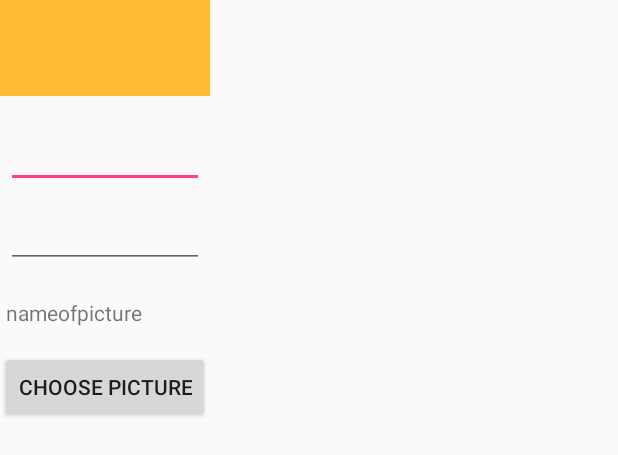
After one commit to LudNaucnik/Quiz, an Android app: the layout add_data_alert.xml on its own in the app's theme, with its tools: preview values and no code run, on a phone screen of 412 x 824 dp. The commit adds this screen. Shown: the top 455 px of the screen. Run offline under Robolectric (Android 15) with nearby library versions, the phone set to English and light mode, and no system bars.

Commit message:
Addede Something

```diff
--- a/app/build.gradle
+++ b/app/build.gradle
@@ -5,7 +5,7 @@ android {
     buildToolsVersion "25.0.2"
     defaultConfig {
         applicationId "com.ljube.bajtaktarov.quiz"
-        minSdkVersion 17
+        minSdkVersion 19
         targetSdkVersion 25
         versionCode 1
         versionName "1.0"
--- /dev/null
+++ b/app/src/main/res/layout/add_data_alert.xml
@@ -0,0 +1,49 @@
+<LinearLayout xmlns:android="http://schemas.android.com/apk/res/android"
+    android:layout_width="wrap_content"
+    android:layout_height="wrap_content"
+    android:orientation="vertical">
+
+    <ImageView
+        android:layout_width="match_parent"
+        android:layout_height="64dp"
+        android:background="#FFFFBB33"
+        android:contentDescription="Add Data"
+        android:scaleType="center" />
+
+    <EditText
+        android:id="@+id/answer"
+        android:layout_width="match_parent"
+        android:layout_height="wrap_content"
+        android:layout_marginBottom="4dp"
+        android:layout_marginLeft="4dp"
+        android:layout_marginRight="4dp"
+        android:layout_marginTop="16dp" />
+
+    <EditText
+        android:id="@+id/question"
+        android:layout_width="match_parent"
+        android:layout_height="wrap_content"
+        android:layout_marginBottom="16dp"
+        android:layout_marginLeft="4dp"
+        android:layout_marginRight="4dp"
+        android:layout_marginTop="4dp"
+        android:fontFamily="sans-serif" />
+
+    <TextView
+        android:id="@+id/imgid"
+        android:layout_width="match_parent"
+        android:layout_height="wrap_content"
+        android:text="nameofpicture"
+        android:layout_marginBottom="16dp"
+        android:layout_marginLeft="4dp"
+        android:layout_marginRight="4dp"
+        android:layout_marginTop="4dp"
+        android:fontFamily="sans-serif" />
+
+    <Button
+        android:id="@+id/choosePictureButton"
+        android:layout_width="match_parent"
+        android:layout_height="wrap_content"
+        android:text="Choose Picture" />
+
+</LinearLayout>
```
Also changed, not shown: app/src/main/java/com/ljube/bajtaktarov/quiz/MainActivity.java (+78 -5 lines), app/src/main/res/values/array.xml (added, +8 -0 lines).
